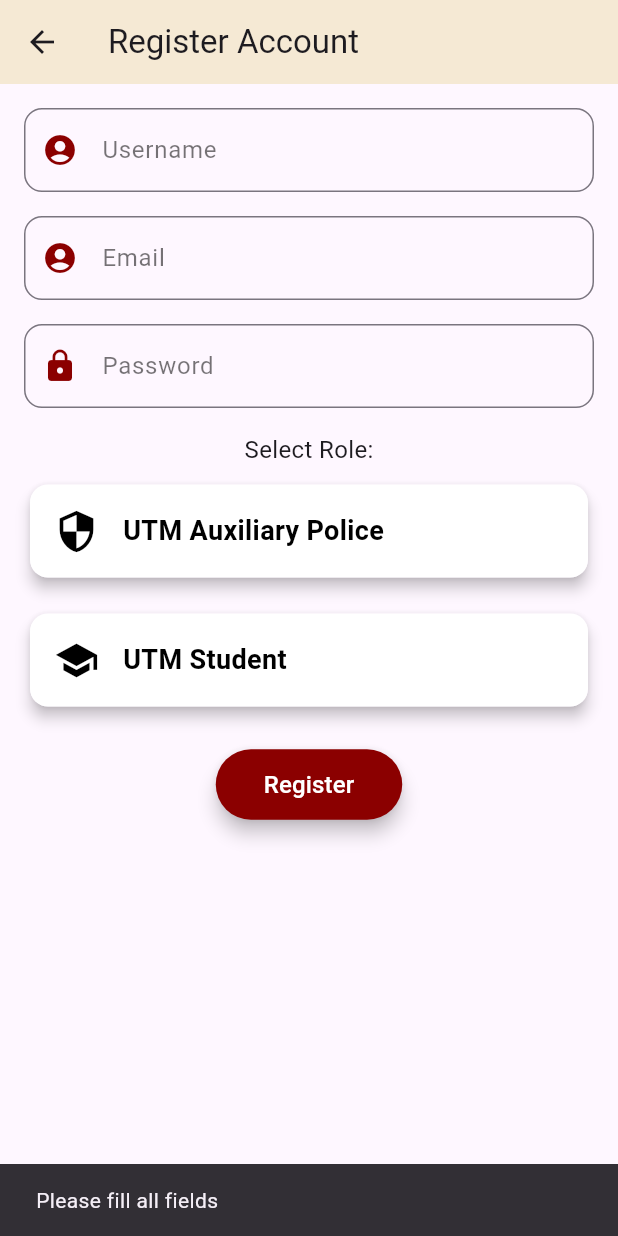
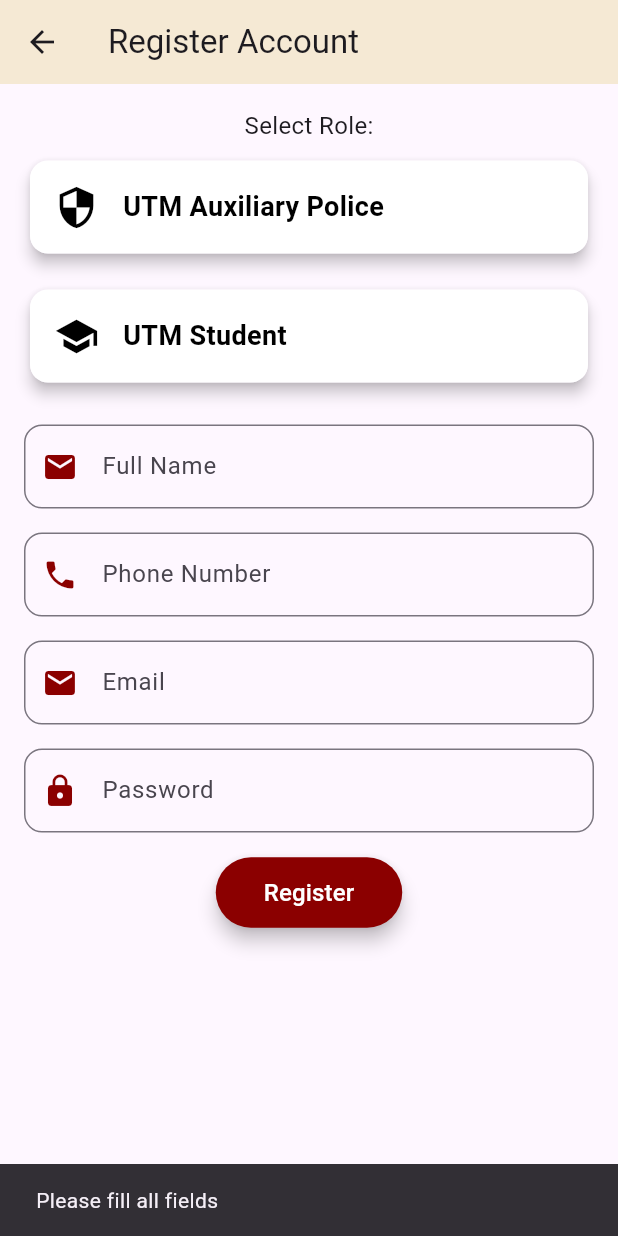
Before and after one commit to kdjhzhr/UTMSafe, a Flutter app: the RegisterPage screen opened directly, after a tap on "Register", on a phone screen of 412 x 824 dp. Run offline on Flutter 3.47's test engine with Material 3 defaults, Android fonts, the phone set to English and light mode, and no system bars; our stand-ins replace cloud_firestore, firebase_auth, firebase_core, firebase_storage, fl_chart, image_picker; accounts and stored records are empty.

Commit message:
add other info during registration

```diff
--- a/lib/registerpage.dart
+++ b/lib/registerpage.dart
@@ -10,9 +10,12 @@ class RegisterPage extends StatefulWidget {
 }
 
 class _RegisterPageState extends State<RegisterPage> {
-  final TextEditingController usernameController = TextEditingController();
   final TextEditingController emailController = TextEditingController();
   final TextEditingController passwordController = TextEditingController();
+  final TextEditingController fullNameController =
+      TextEditingController(); // Full Name Controller
+  final TextEditingController phoneController =
+      TextEditingController(); // Phone Number Controller
   final TextEditingController codeController =
       TextEditingController(); // Code controller for auxiliary police
   String? userType;
@@ -32,24 +35,35 @@ class _RegisterPageState extends State<RegisterPage> {
           child: Column(
             mainAxisAlignment: MainAxisAlignment.center,
             children: [
-              _buildTextField('Username', usernameController),
-              const SizedBox(height: 16),
-              _buildTextField('Email', emailController),
-              const SizedBox(height: 16),
-              _buildTextField('Password', passwordController,
-                  obscureText: true),
-              const SizedBox(height: 16),
+              // Role selection at the top
               const Text('Select Role:', style: TextStyle(fontSize: 16)),
               const SizedBox(height: 8),
               _buildRoleCard('UTM Auxiliary Police', 'auxiliary_police'),
               const SizedBox(height: 16),
               _buildRoleCard('UTM Student', 'student'),
               const SizedBox(height: 24),
+
+              // New Full Name field
+              _buildTextField('Full Name', fullNameController),
+              const SizedBox(height: 16),
+
+              // New Phone Number field
+              _buildTextField('Phone Number', phoneController),
+              const SizedBox(height: 16),
+
+              // Email and password fields
+              _buildTextField('Email', emailController),
+              const SizedBox(height: 16),
+              _buildTextField('Password', passwordController,
+                  obscureText: true),
+              const SizedBox(height: 16),
+
+              // Show code input only if the user is auxiliary police
               if (userType == 'auxiliary_police') ...[
-                _buildTextField('Enter Code',
-                    codeController), // Only show if role is auxiliary_police
+                _buildTextField('Enter Code', codeController),
                 const SizedBox(height: 16),
               ],
+
               ElevatedButton(
                 onPressed: _registerUser,
                 style: ElevatedButton.styleFrom(
@@ -76,32 +90,31 @@ class _RegisterPageState extends State<RegisterPage> {
   // Helper method to build text fields
   Widget _buildTextField(String label, TextEditingController controller,
       {bool obscureText = false}) {
-    return AnimatedContainer(
-      duration: const Duration(milliseconds: 300),
-      child: TextField(
+    return TextField(
       controller: controller,
       obscureText: obscureText,
       decoration: InputDecoration(
         labelText: label,
-          labelStyle: const TextStyle(color: Colors.black54),
         prefixIcon: Icon(
-            label == 'Password' ? Icons.lock : Icons.account_circle,
+          label == 'Password'
+              ? Icons.lock
+              : label == 'Phone Number'
+                  ? Icons.phone
+                  : Icons.email,
           color: const Color(0xFF8B0000),
         ),
         border: OutlineInputBorder(
           borderRadius: BorderRadius.circular(12),
-            borderSide: const BorderSide(color: Colors.grey),
         ),
         focusedBorder: OutlineInputBorder(
           borderRadius: BorderRadius.circular(12),
           borderSide: const BorderSide(color: Color(0xFF8B0000)),
         ),
       ),
-      ),
     );
   }
 
-  // Helper method to build the role selection cards without assets
+  // Helper method to build the role selection cards
   Widget _buildRoleCard(String title, String value) {
     return GestureDetector(
       onTap: () {
@@ -145,12 +158,18 @@ class _RegisterPageState extends State<RegisterPage> {
 
   // Function to register the user in Firebase
   void _registerUser() async {
-    final username = usernameController.text.trim();
+    final fullName = fullNameController.text.trim();
+    final phone = phoneController.text.trim();
     final email = emailController.text.trim();
     final password = passwordController.text.trim();
     final code = codeController.text.trim();
 
-    if (username.isEmpty ||
+    // Derive username from email
+    final username = email.split('@')[0];
+
+    // Validate input fields
+    if (fullName.isEmpty ||
+        phone.isEmpty ||
         email.isEmpty ||
         password.isEmpty ||
         userType == null ||
@@ -169,19 +188,6 @@ class _RegisterPageState extends State<RegisterPage> {
     }
 
     try {
-      // Check if the username is unique
-      final existingUser = await FirebaseFirestore.instance
-          .collection('users')
-          .where('username', isEqualTo: username)
-          .get();
-
-      if (existingUser.docs.isNotEmpty) {
-        ScaffoldMessenger.of(context).showSnackBar(
-          const SnackBar(content: Text('Username already exists')),
-        );
-        return;
-      }
-
       // Register user in Firebase Authentication
       final UserCredential userCredential = await FirebaseAuth.instance
           .createUserWithEmailAndPassword(email: email, password: password);
@@ -191,6 +197,8 @@ class _RegisterPageState extends State<RegisterPage> {
           .collection('users')
           .doc(userCredential.user?.uid)
           .set({
+        'full_name': fullName,
+        'phone': phone,
         'username': username,
         'email': email,
         'role': userType,
```
Lines whose indentation alone changed are shown as unchanged.
